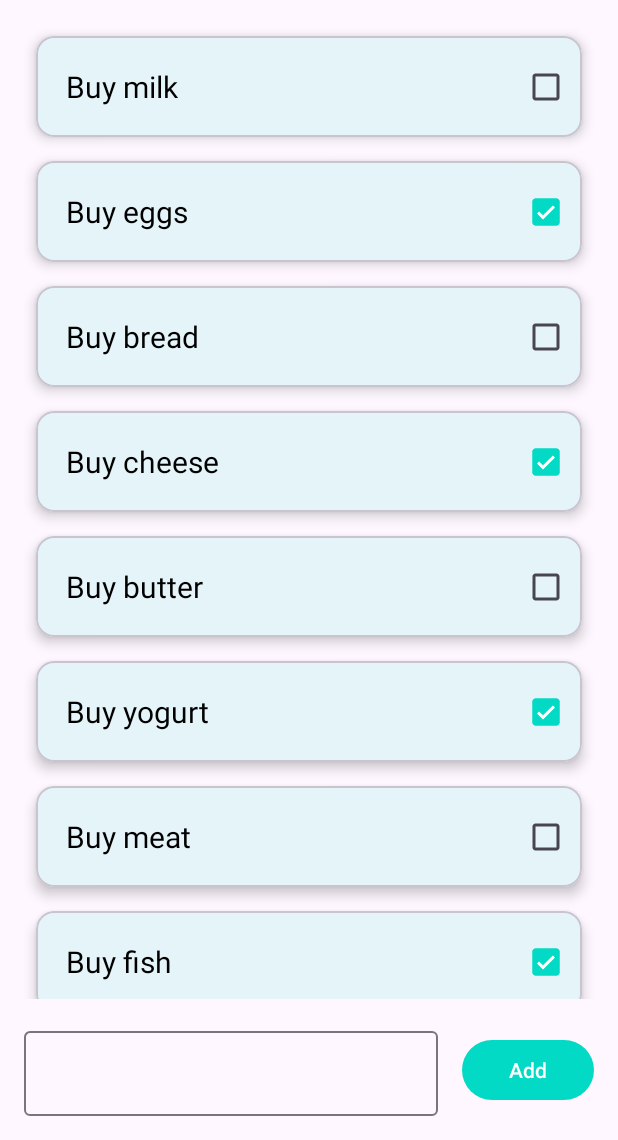
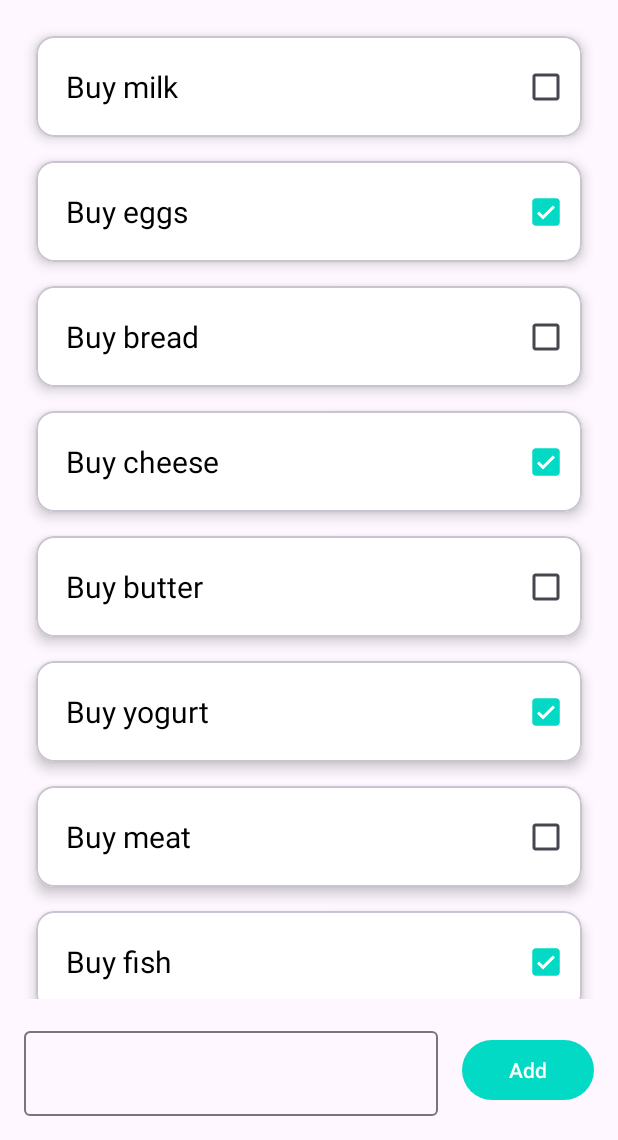
Before and after one commit to loreleensablot/Basic-To-Do-App, an Android app: the screen it shows after launch (MainActivity), on a phone screen of 412 x 824 dp, the part 96-1236 px from its top. Run offline under Robolectric (Android 15) with nearby library versions, the phone set to English and light mode, and no system bars.

```diff
--- a/app/src/main/res/layout/item_todo.xml
+++ b/app/src/main/res/layout/item_todo.xml
@@ -1,6 +1,7 @@
 <?xml version="1.0" encoding="utf-8"?>
 <com.google.android.material.card.MaterialCardView xmlns:android="http://schemas.android.com/apk/res/android"
     xmlns:app="http://schemas.android.com/apk/res-auto"
+    app:cardBackgroundColor="@color/white"
     android:layout_width="match_parent"
     android:layout_height="wrap_content"
     android:layout_margin="8dp"
```
